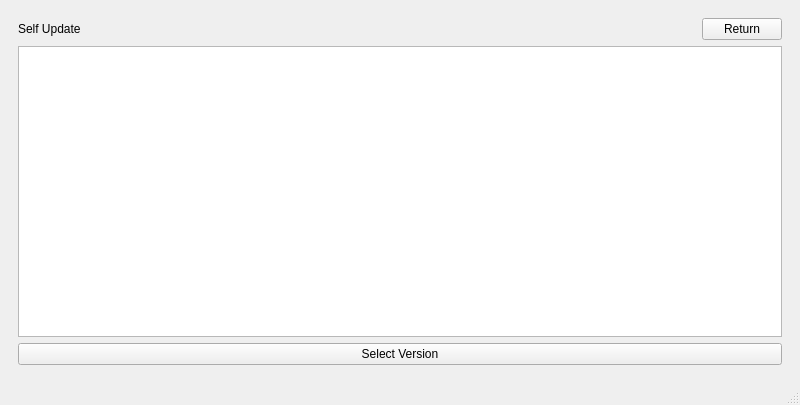
The window that src/mainwindow.ui (lmsorenson/AppInstaller) describes before a commit, drawn with Qt 5.
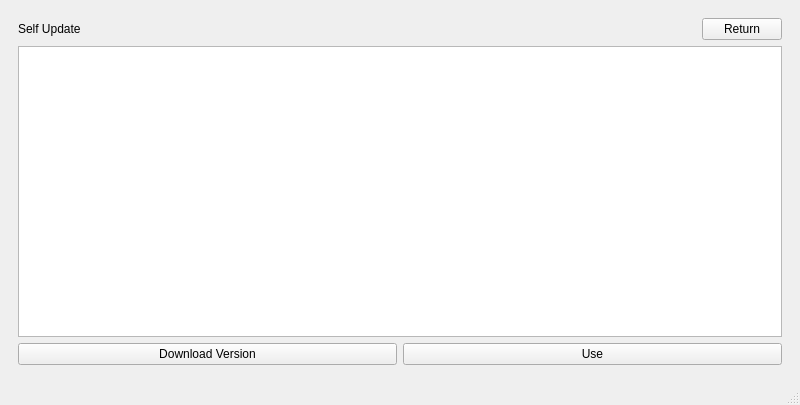
The same window after the commit. The open tabs and pages were chosen to show the change.

Commit message: download self

```diff
--- a/src/mainwindow.ui
+++ b/src/mainwindow.ui
@@ -148,11 +148,22 @@
          <widget class="QListView" name="SelfUpdateListView"/>
         </item>
         <item>
+         <layout class="QHBoxLayout" name="horizontalLayout_2">
+          <item>
          <widget class="QPushButton" name="SelectVersion">
           <property name="text">
-           <string>Select Version</string>
-          </property>
-         </widget>
+             <string>Download Version</string>
+            </property>
+           </widget>
+          </item>
+          <item>
+           <widget class="QPushButton" name="UseSelectedInstallerVersion">
+            <property name="text">
+             <string>Use</string>
+            </property>
+           </widget>
+          </item>
+         </layout>
         </item>
        </layout>
       </widget>
```
Left out of the diff: 2 changed lines with no effect on the pictures. Lines whose indentation alone changed are shown as unchanged. The commit also changes 8 other files.
